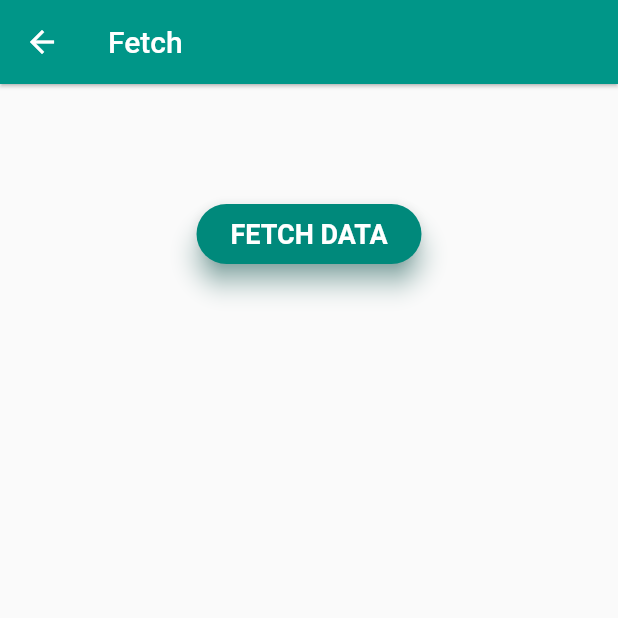
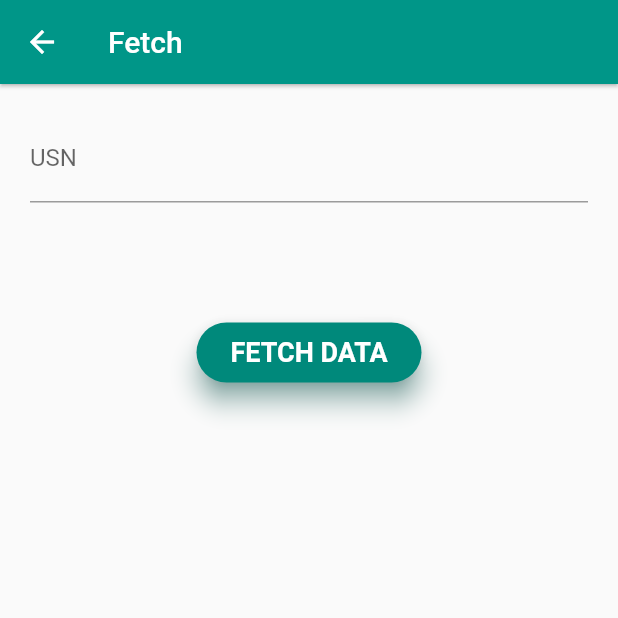
Before and after one commit to ioxvar/BEC-plugin, a Flutter app: the FetchData screen opened directly, after a tap on "FETCH DATA", on a phone screen of 412 x 824 dp, the top half of it. Run offline on Flutter 3.47's test engine with Material 2 defaults, Android fonts, the phone set to English and light mode, and no system bars; our stand-ins replace cloud_firestore, firebase_auth, firebase_core; accounts and stored records are empty; Roboto replaces fonts that are missing (Montserrat).

Commit message:
cr complete

```diff
--- a/lib/crud/add.dart
+++ b/lib/crud/add.dart
@@ -16,7 +16,7 @@ class AddData extends StatefulWidget {
 class _AddDataState extends State<AddData> {
   add() {
     /*
-    USE IN CASE SORTING BY USER_ID
+    USE IN CASE SORTING BY USER_ID, not really necessary
     var user = FirebaseAuth.instance.currentUser;
     */
     adder.collection("test").doc(docid.text).set({
--- a/lib/crud/fetch.dart
+++ b/lib/crud/fetch.dart
@@ -1,5 +1,6 @@
 import 'package:flutter/material.dart';
 import 'package:cloud_firestore/cloud_firestore.dart';
+import 'add.dart';
 
 final CollectionReference users = FirebaseFirestore.instance.collection('test');
 Stream collectionStream =
@@ -22,15 +23,25 @@ class _FetchDataState extends State<FetchData> {
       ),
       body: Center(
         child: Container(
+          padding: EdgeInsets.all(20),
           child: Column(
             children: <Widget>[
+              TextFormField(
+                controller: docid,
+                decoration: const InputDecoration(
+                  hintText: 'Enter USN',
+                  labelText: 'USN',
+                ),
+              ),
               SizedBox(height: 80.0),
               GestureDetector(
                 onTap: () async {
-                  users.get().then((querySnapshot) {
-                    querySnapshot.docs.forEach((result) {
-                      print(result.data());
-                    });
+                  adder.collection("test").doc(docid.text).get().then((value) {
+                    if (value != null) {
+                      print(value.data());
+                    } else {
+                      return "Data does not exist";
+                    }
                   });
                 },
                 child: LayoutBuilder(
```
